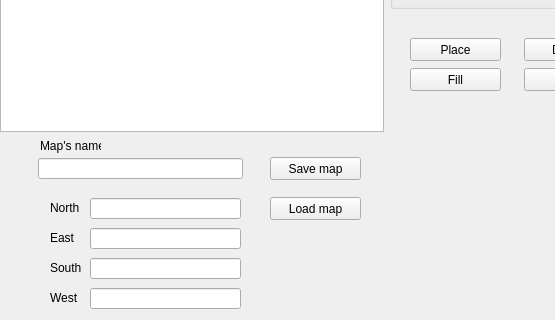
Before: the Qt Designer form mainwindow.ui in Banadora/tails-editor, drawn with Qt 5; both pictures show x 0 to 555 and y 252 to 572 of the 636 by 572 pixel window.
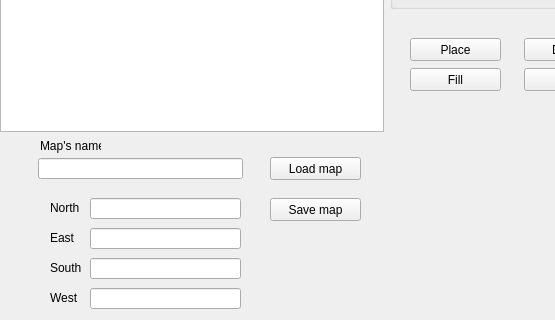
After: the same form once the commit is applied. Icons and pictures are not drawn.

Patch:
```diff
--- a/mainwindow.ui
+++ b/mainwindow.ui
@@ -87,7 +87,7 @@
     <property name="geometry">
      <rect>
       <x>270</x>
-      <y>449</y>
+      <y>409</y>
       <width>91</width>
       <height>23</height>
      </rect>
@@ -100,7 +100,7 @@
     <property name="geometry">
      <rect>
       <x>270</x>
-      <y>409</y>
+      <y>450</y>
       <width>91</width>
       <height>23</height>
      </rect>
```
